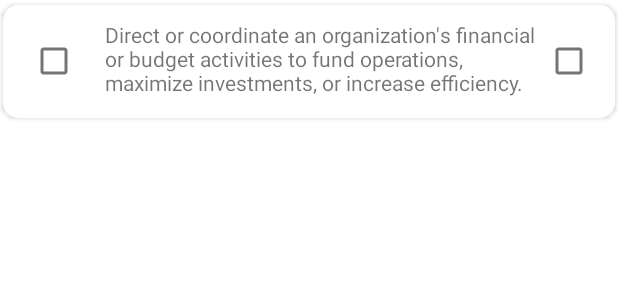
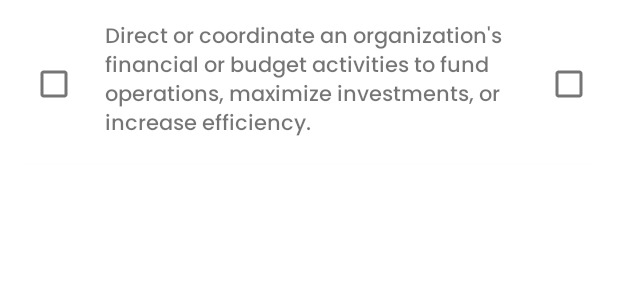
Before and after one commit to thespacemanatee/Career-Portfolio, an Android app: the layout occupations_scope.xml on its own in the app's theme, with its tools: preview values and no code run, on a phone screen of 412 x 824 dp. Shown: the top 300 px of the screen. Run offline under Robolectric (Android 15) with nearby library versions, the phone set to English and light mode, and no system bars.

Commit message:
Updated fonts

```diff
--- a/app/src/main/res/layout/occupations.xml
+++ b/app/src/main/res/layout/occupations.xml
@@ -16,6 +16,7 @@
         android:layout_height="match_parent"
         android:padding="10dp"
         android:maxLines="1"
+        android:fontFamily="@font/poppins_medium"
         android:text="PLACEHOLDER OCCUPATION"/>
 
 </androidx.cardview.widget.CardView>
--- a/app/src/main/res/layout/occupations_scope.xml
+++ b/app/src/main/res/layout/occupations_scope.xml
@@ -45,6 +45,7 @@
                 android:paddingTop="10dp"
                 android:paddingBottom="10dp"
                 android:paddingStart="10dp"
+                android:fontFamily="@font/poppins_medium"
                 android:text="Direct or coordinate an organization's financial or budget activities to fund operations, maximize investments, or increase efficiency."/>
 
             <CheckBox
```
